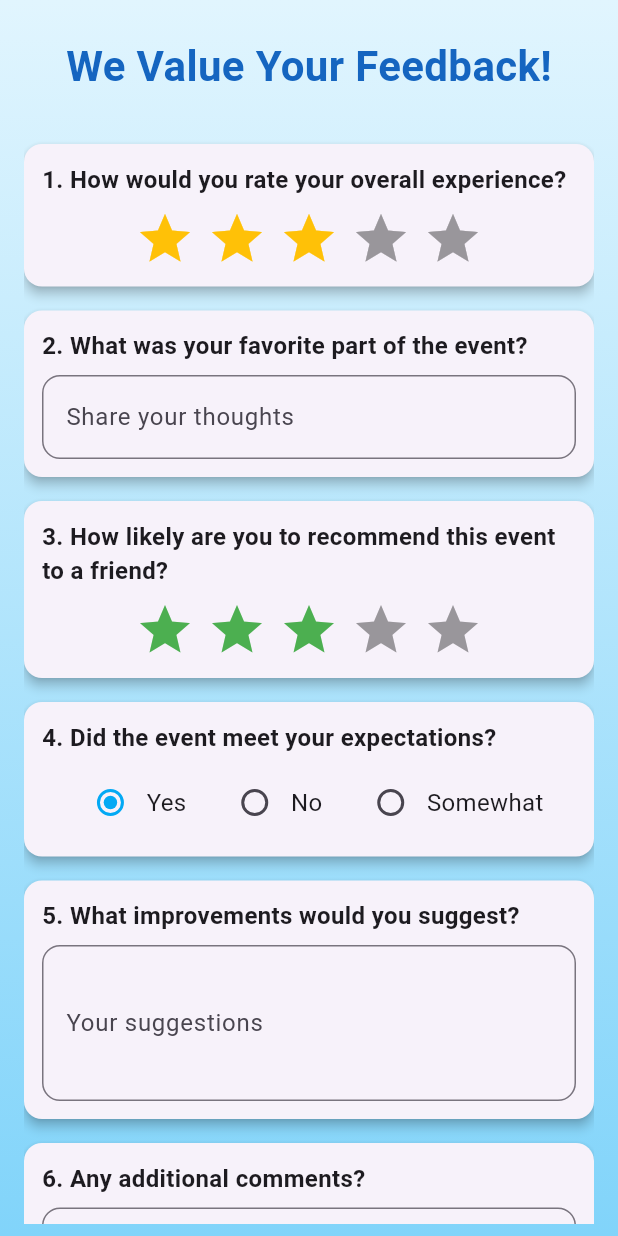
After one commit to Mir1204/Evnt_Set-Application, a Flutter app: the FeedbackPage screen opened directly, on a phone screen of 412 x 824 dp. The commit adds this screen. Run offline on Flutter 3.47's test engine with Material 3 defaults, Android fonts, the phone set to English and light mode, and no system bars; drawn by our look-alikes of flutter_rating_bar; our stand-ins replace image_picker, lottie, permission_handler, shared_preferences; missing offline and left inert: mobile_scanner; accounts and stored records are empty; project files that could hold a hidden picture were left out.

Commit message:
Feedback page added

```diff
--- a/lib/eventdetail.dart
+++ b/lib/eventdetail.dart
@@ -1,5 +1,6 @@
 import 'package:flutter/material.dart';
 import 'qr_scanner_page.dart';
+import 'feedback.dart'; // Ensure this file defines the FeedbackPage widget
 
 class EventDetailPage extends StatelessWidget {
   final bool isStudentCoordinator;
@@ -19,7 +20,7 @@ class EventDetailPage extends StatelessWidget {
       appBar: AppBar(
         title: const Text('TechX Conference 2025'),
         actions: [
-          if (true)//isStudentCoordinator
+          if (isStudentCoordinator)
             IconButton(
               icon: const Icon(Icons.qr_code_scanner),
               onPressed: () async {
@@ -120,6 +121,7 @@ class EventDetailPage extends StatelessWidget {
                         _buildBulletPoint('Respect all participants and speakers.'),
                         _buildBulletPoint('Follow the university guidelines for COVID-19 safety.'),
                         const SizedBox(height: 20),
+                        // Existing button for registration or other actions
                         ElevatedButton.icon(
                           onPressed: () {
                             String message;
@@ -130,12 +132,43 @@ class EventDetailPage extends StatelessWidget {
                             } else {
                               message = 'Downloading your certificate...';
                             }
-                            ScaffoldMessenger.of(context).showSnackBar(SnackBar(content: Text(message)));
+                            ScaffoldMessenger.of(context).showSnackBar(
+                              SnackBar(content: Text(message)),
+                            );
                           },
-                          icon: Icon(!isRegistered ? Icons.event_available : isEventCompleted ? Icons.download : Icons.qr_code),
-                          label: Text(!isRegistered ? 'Register Now' : isEventCompleted ? 'Download Certificate' : 'Show QR Code'),
+                          icon: Icon(
+                            !isRegistered
+                                ? Icons.event_available
+                                : isEventCompleted
+                                ? Icons.download
+                                : Icons.qr_code,
+                          ),
+                          label: Text(
+                            !isRegistered
+                                ? 'Register Now'
+                                : isEventCompleted
+                                ? 'Download Certificate'
+                                : 'Show QR Code',
+                          ),
                           style: ElevatedButton.styleFrom(
                             backgroundColor: Colors.blue,
+                            padding: const EdgeInsets.symmetric(vertical: 14, horizontal: 24),
+                            shape: RoundedRectangleBorder(borderRadius: BorderRadius.circular(12)),
+                          ),
+                        ),
+                        const SizedBox(height: 12),
+                        // New button for feedback (without using const constructor)
+                        ElevatedButton.icon(
+                          onPressed: () {
+                            Navigator.push(
+                              context,
+                              MaterialPageRoute(builder: (context) => FeedbackPage()),
+                            );
+                          },
+                          icon: const Icon(Icons.feedback),
+                          label: const Text('Feedback'),
+                          style: ElevatedButton.styleFrom(
+                            backgroundColor: Colors.green,
                             padding: const EdgeInsets.symmetric(vertical: 14, horizontal: 24),
                             shape: RoundedRectangleBorder(borderRadius: BorderRadius.circular(12)),
                           ),
--- /dev/null
+++ b/lib/feedback.dart
@@ -0,0 +1,534 @@
+import 'package:flutter/material.dart';
+import 'package:flutter_rating_bar/flutter_rating_bar.dart';
+
+void main() {
+  runApp(MyApp());
+}
+
+class MyApp extends StatelessWidget {
+  @override
+  Widget build(BuildContext context) {
+    return MaterialApp(
+      title: 'Evntset Feedback',
+      theme: ThemeData(
+        primarySwatch: Colors.lightBlue,
+      ),
+      home: FeedbackPage(),
+    );
+  }
+}
+
+enum YesNo { yes, no, somewhat }
+
+class FeedbackPage extends StatefulWidget {
+  @override
+  _FeedbackPageState createState() => _FeedbackPageState();
+}
+
+class _FeedbackPageState extends State<FeedbackPage>
+    with SingleTickerProviderStateMixin {
+  final _formKey = GlobalKey<FormState>();
+
+  // Question 1: Overall Experience Rating
+  double _overallExperience = 3.0;
+
+  // Question 2: Favorite Part (Text)
+  final _favoritePartController = TextEditingController();
+
+  // Question 3: Likelihood to Recommend (Rating)
+  double _recommendRating = 3.0;
+
+  // Question 4: Did the event meet your expectations? (Radio)
+  YesNo? _expectations = YesNo.yes;
+
+  // Question 5: Suggestions for Improvement (Text)
+  final _improvementsController = TextEditingController();
+
+  // Question 6: Additional Comments (Text)
+  final _additionalCommentsController = TextEditingController();
+
+  // Question 7: Feedback on Speakers (Text)
+  final _speakersFeedbackController = TextEditingController();
+
+  // Question 8: How engaging were the sessions? (Rating)
+  double _sessionEngagement = 3.0;
+
+  // Question 9: How was the event organization? (Rating)
+  double _organizationRating = 3.0;
+
+  // Question 10: Would you attend future events? (Radio)
+  YesNo? _futureAttendance = YesNo.yes;
+
+  late AnimationController _animationController;
+  late Animation<double> _scaleAnimation;
+
+  @override
+  void initState() {
+    super.initState();
+    // Animation for submit button
+    _animationController = AnimationController(
+      vsync: this,
+      duration: Duration(milliseconds: 200),
+    );
+    _scaleAnimation =
+        Tween<double>(begin: 1.0, end: 1.05).animate(_animationController);
+  }
+
+  @override
+  void dispose() {
+    _favoritePartController.dispose();
+    _improvementsController.dispose();
+    _additionalCommentsController.dispose();
+    _speakersFeedbackController.dispose();
+    _animationController.dispose();
+    super.dispose();
+  }
+
+  void _submitFeedback() {
+    if (_formKey.currentState!.validate()) {
+      FocusScope.of(context).unfocus();
+
+      // Process and show feedback summary
+      showDialog(
+        context: context,
+        builder: (context) {
+          return AlertDialog(
+            title: Text('Thank You!'),
+            content: SingleChildScrollView(
+              child: Column(
+                crossAxisAlignment: CrossAxisAlignment.start,
+                children: [
+                  Text('1. Overall Experience: $_overallExperience stars'),
+                  SizedBox(height: 4),
+                  Text('2. Favorite Part: ${_favoritePartController.text.trim()}'),
+                  SizedBox(height: 4),
+                  Text('3. Recommendation: $_recommendRating stars'),
+                  SizedBox(height: 4),
+                  Text(
+                      '4. Met Expectations: ${_expectations == YesNo.yes ? "Yes" : _expectations == YesNo.no ? "No" : "Somewhat"}'),
+                  SizedBox(height: 4),
+                  Text('5. Improvement Suggestions: ${_improvementsController.text.trim()}'),
+                  SizedBox(height: 4),
+                  Text('6. Additional Comments: ${_additionalCommentsController.text.trim()}'),
+                  SizedBox(height: 4),
+                  Text('8. Session Engagement: $_sessionEngagement stars'),
+                  SizedBox(height: 4),
+                  Text('9. Organization Rating: $_organizationRating stars'),
+                  SizedBox(height: 4),
+                  Text(
+                      '10. Future Attendance: ${_futureAttendance == YesNo.yes ? "Yes" : _futureAttendance == YesNo.no ? "No" : "Somewhat"}'),
+                ],
+              ),
+            ),
+            actions: [
+              TextButton(
+                onPressed: () {
+                  Navigator.of(context).pop();
+                  _formKey.currentState!.reset();
+                  _favoritePartController.clear();
+                  _improvementsController.clear();
+                  _additionalCommentsController.clear();
+                  _speakersFeedbackController.clear();
+                  setState(() {
+                    _overallExperience = 3.0;
+                    _recommendRating = 3.0;
+                    _sessionEngagement = 3.0;
+                    _organizationRating = 3.0;
+                    _expectations = YesNo.yes;
+                    _futureAttendance = YesNo.yes;
+                  });
+                },
+                child: Text('OK'),
+              ),
+            ],
+          );
+        },
+      );
+    }
+  }
+
+  InputDecoration _buildInputDecoration(String label) {
+    return InputDecoration(
+      labelText: label,
+      border: OutlineInputBorder(
+        borderRadius: BorderRadius.circular(12),
+        borderSide: BorderSide(color: Colors.lightBlue),
+      ),
+      focusedBorder: OutlineInputBorder(
+        borderSide: BorderSide(color: Colors.lightBlue, width: 2),
+        borderRadius: BorderRadius.circular(12),
+      ),
+    );
+  }
+
+  Widget _buildCard({required Widget child}) {
+    return Card(
+      elevation: 3,
+      shape: RoundedRectangleBorder(borderRadius: BorderRadius.circular(12)),
+      margin: EdgeInsets.symmetric(vertical: 8),
+      child: Padding(padding: EdgeInsets.all(12), child: child),
+    );
+  }
+
+  Widget _buildRadioOption(YesNo value, String label, YesNo? groupValue,
+      ValueChanged<YesNo?> onChanged) {
+    return Row(
+      children: [
+        Radio<YesNo>(
+          value: value,
+          groupValue: groupValue,
+          activeColor: Colors.lightBlue,
+          onChanged: onChanged,
+        ),
+        Text(label, style: TextStyle(fontSize: 16)),
+      ],
+    );
+  }
+
+  @override
+  Widget build(BuildContext context) {
+    return Scaffold(
+      // Gradient background for a modern look.
+      body: Container(
+        decoration: BoxDecoration(
+          gradient: LinearGradient(
+            colors: [Colors.lightBlue.shade50, Colors.lightBlue.shade200],
+            begin: Alignment.topCenter,
+            end: Alignment.bottomCenter,
+          ),
+        ),
+        child: SafeArea(
+          child: Padding(
+            padding: EdgeInsets.symmetric(horizontal: 16, vertical: 8),
+            child: Form(
+              key: _formKey,
+              child: ListView(
+                children: [
+                  SizedBox(height: 16),
+                  Center(
+                    child: Text(
+                      'We Value Your Feedback!',
+                      style: TextStyle(
+                        fontSize: 28,
+                        fontWeight: FontWeight.bold,
+                        color: Colors.blue.shade800,
+                      ),
+                    ),
+                  ),
+                  SizedBox(height: 24),
+                  // Question 1: Overall Experience Rating
+                  _buildCard(
+                    child: Column(
+                      crossAxisAlignment: CrossAxisAlignment.start,
+                      children: [
+                        Text(
+                          '1. How would you rate your overall experience?',
+                          style: TextStyle(
+                              fontSize: 16, fontWeight: FontWeight.bold),
+                        ),
+                        SizedBox(height: 8),
+                        Center(
+                          child: RatingBar.builder(
+                            initialRating: _overallExperience,
+                            minRating: 1,
+                            direction: Axis.horizontal,
+                            allowHalfRating: true,
+                            itemCount: 5,
+                            itemPadding: EdgeInsets.symmetric(horizontal: 4.0),
+                            itemBuilder: (context, _) => Icon(
+                              Icons.star,
+                              color: Colors.amber,
+                            ),
+                            onRatingUpdate: (rating) {
+                              setState(() {
+                                _overallExperience = rating;
+                              });
+                            },
+                          ),
+                        ),
+                      ],
+                    ),
+                  ),
+                  // Question 2: Favorite Part of the Event
+                  _buildCard(
+                    child: Column(
+                      crossAxisAlignment: CrossAxisAlignment.start,
+                      children: [
+                        Text(
+                          '2. What was your favorite part of the event?',
+                          style: TextStyle(
+                              fontSize: 16, fontWeight: FontWeight.bold),
+                        ),
+                        SizedBox(height: 8),
+                        TextFormField(
+                          controller: _favoritePartController,
+                          decoration: _buildInputDecoration('Share your thoughts'),
+                          validator: (value) {
+                            if (value == null || value.trim().isEmpty) {
+                              return 'Please share your favorite part';
+                            }
+                            return null;
+                          },
+                        ),
+                      ],
+                    ),
+                  ),
+                  // Question 3: Likelihood to Recommend
+                  _buildCard(
+                    child: Column(
+                      crossAxisAlignment: CrossAxisAlignment.start,
+                      children: [
+                        Text(
+                          '3. How likely are you to recommend this event to a friend?',
+                          style: TextStyle(
+                              fontSize: 16, fontWeight: FontWeight.bold),
+                        ),
+                        SizedBox(height: 8),
+                        Center(
+                          child: RatingBar.builder(
+                            initialRating: _recommendRating,
+                            minRating: 1,
+                            direction: Axis.horizontal,
+                            allowHalfRating: true,
+                            itemCount: 5,
+                            itemPadding: EdgeInsets.symmetric(horizontal: 4.0),
+                            itemBuilder: (context, _) => Icon(
+                              Icons.star,
+                              color: Colors.green,
+                            ),
+                            onRatingUpdate: (rating) {
+                              setState(() {
+                                _recommendRating = rating;
+                              });
+                            },
+                          ),
+                        ),
+                      ],
+                    ),
+                  ),
+                  // Question 4: Event Expectations
+                  _buildCard(
+                    child: Column(
+                      crossAxisAlignment: CrossAxisAlignment.start,
+                      children: [
+                        Text(
+                          '4. Did the event meet your expectations?',
+                          style: TextStyle(
+                              fontSize: 16, fontWeight: FontWeight.bold),
+                        ),
+                        SizedBox(height: 8),
+                        Row(
+                          mainAxisAlignment: MainAxisAlignment.spaceEvenly,
+                          children: [
+                            _buildRadioOption(YesNo.yes, 'Yes', _expectations,
+                                    (value) {
+                                  setState(() {
+                                    _expectations = value;
+                                  });
+                                }),
+                            _buildRadioOption(YesNo.no, 'No', _expectations,
+                                    (value) {
+                                  setState(() {
+                                    _expectations = value;
+                                  });
+                                }),
+                            _buildRadioOption(
+                                YesNo.somewhat, 'Somewhat', _expectations,
+                                    (value) {
+                                  setState(() {
+                                    _expectations = value;
+                                  });
+                                }),
+                          ],
+                        ),
+                      ],
+                    ),
+                  ),
+                  // Question 5: Suggestions for Improvement
+                  _buildCard(
+                    child: Column(
+                      crossAxisAlignment: CrossAxisAlignment.start,
+                      children: [
+                        Text(
+                          '5. What improvements would you suggest?',
+                          style: TextStyle(
+                              fontSize: 16, fontWeight: FontWeight.bold),
+                        ),
+                        SizedBox(height: 8),
+                        TextFormField(
+                          controller: _improvementsController,
+                          decoration: _buildInputDecoration('Your suggestions'),
+                          maxLines: 3,
+                          validator: (value) {
+                            if (value == null || value.trim().isEmpty) {
+                              return 'Please share your suggestions';
+                            }
+                            return null;
+                          },
+                        ),
+                      ],
+                    ),
+                  ),
+                  // Question 6: Additional Comments
+                  _buildCard(
+                    child: Column(
+                      crossAxisAlignment: CrossAxisAlignment.start,
+                      children: [
+                        Text(
+                          '6. Any additional comments?',
+                          style: TextStyle(
+                              fontSize: 16, fontWeight: FontWeight.bold),
+                        ),
+                        SizedBox(height: 8),
+                        TextFormField(
+                          controller: _additionalCommentsController,
+                          decoration: _buildInputDecoration('Your comments'),
+                          maxLines: 3,
+                        ),
+                      ],
+                    ),
+                  ),
+
+                  // Question 8: Session Engagement
+                  _buildCard(
+                    child: Column(
+                      crossAxisAlignment: CrossAxisAlignment.start,
+                      children: [
+                        Text(
+                          '7. How engaging were the sessions?',
+                          style: TextStyle(
+                              fontSize: 16, fontWeight: FontWeight.bold),
+                        ),
+                        SizedBox(height: 8),
+                        Center(
+                          child: RatingBar.builder(
+                            initialRating: _sessionEngagement,
+                            minRating: 1,
+                            direction: Axis.horizontal,
+                            allowHalfRating: true,
+                            itemCount: 5,
+                            itemPadding: EdgeInsets.symmetric(horizontal: 4.0),
+                            itemBuilder: (context, _) => Icon(
+                              Icons.star,
+                              color: Colors.orange,
+                            ),
+                            onRatingUpdate: (rating) {
+                              setState(() {
+                                _sessionEngagement = rating;
+                              });
+                            },
+                          ),
+                        ),
+                      ],
+                    ),
+                  ),
+                  // Question 9: Event Organization
+                  _buildCard(
+                    child: Column(
+                      crossAxisAlignment: CrossAxisAlignment.start,
+                      children: [
+                        Text(
+                          '8. How would you rate the event organization?',
+                          style: TextStyle(
+                              fontSize: 16, fontWeight: FontWeight.bold),
+                        ),
+                        SizedBox(height: 8),
+                        Center(
+                          child: RatingBar.builder(
+                            initialRating: _organizationRating,
+                            minRating: 1,
+                            direction: Axis.horizontal,
+                            allowHalfRating: true,
+                            itemCount: 5,
+                            itemPadding: EdgeInsets.symmetric(horizontal: 4.0),
+                            itemBuilder: (context, _) => Icon(
+                              Icons.star,
+                              color: Colors.purple,
+                            ),
+                            onRatingUpdate: (rating) {
+                              setState(() {
+                                _organizationRating = rating;
+                              });
+                            },
+                          ),
+                        ),
+                      ],
+                    ),
+                  ),
+                  // Question 10: Future Attendance
+                  _buildCard(
+                    child: Column(
+                      crossAxisAlignment: CrossAxisAlignment.start,
+                      children: [
+                        Text(
+                          '9. Would you attend future events?',
+                          style: TextStyle(
+                              fontSize: 16, fontWeight: FontWeight.bold),
+                        ),
+                        SizedBox(height: 8),
+                        Row(
+                          mainAxisAlignment: MainAxisAlignment.spaceEvenly,
+                          children: [
+                            _buildRadioOption(YesNo.yes, 'Yes', _futureAttendance,
+                                    (value) {
+                                  setState(() {
+                                    _futureAttendance = value;
+                                  });
+                                }),
+                            _buildRadioOption(YesNo.no, 'No', _futureAttendance,
+                                    (value) {
+                                  setState(() {
+                                    _futureAttendance = value;
+                                  });
+                                }),
+                            _buildRadioOption(YesNo.somewhat, 'Somewhat', _futureAttendance,
+                                    (value) {
+                                  setState(() {
+                                    _futureAttendance = value;
+                                  });
+                                }),
+                          ],
+                        ),
+                      ],
+                    ),
+                  ),
+                  SizedBox(height: 24),
+                  // Animated Submit Button
+                  Center(
+                    child: GestureDetector(
+                      onTapDown: (_) => _animationController.forward(),
+                      onTapUp: (_) {
+                        _animationController.reverse();
+                        _submitFeedback();
+                      },
+                      child: ScaleTransition(
+                        scale: _scaleAnimation,
+                        child: ElevatedButton(
+                          onPressed: () {},
+                          style: ElevatedButton.styleFrom(
+                            backgroundColor: Colors.blue,
+                            padding: EdgeInsets.symmetric(
+                                vertical: 16, horizontal: 32),
+                            shape: RoundedRectangleBorder(
+                              borderRadius: BorderRadius.circular(12),
+                            ),
+                            elevation: 6,
+                          ),
+                          child: Text(
+                            'Submit Feedback',
+                            style: TextStyle(fontSize: 18),
+                          ),
+                        ),
+                      ),
+                    ),
+                  ),
+                  SizedBox(height: 24),
+                ],
+              ),
+            ),
+          ),
+        ),
+      ),
+    );
+  }
+}
--- a/pubspec.yaml
+++ b/pubspec.yaml
@@ -46,7 +46,7 @@ dependencies:
   animate_do: ^4.2.0
   confetti: ^0.8.0
   flutter_animate: ^4.5.2
-
+  flutter_rating_bar: ^4.0.0
 dev_dependencies:
   flutter_test:
     sdk: flutter
```
Also changed, not shown: pubspec.lock, 4 other files.
